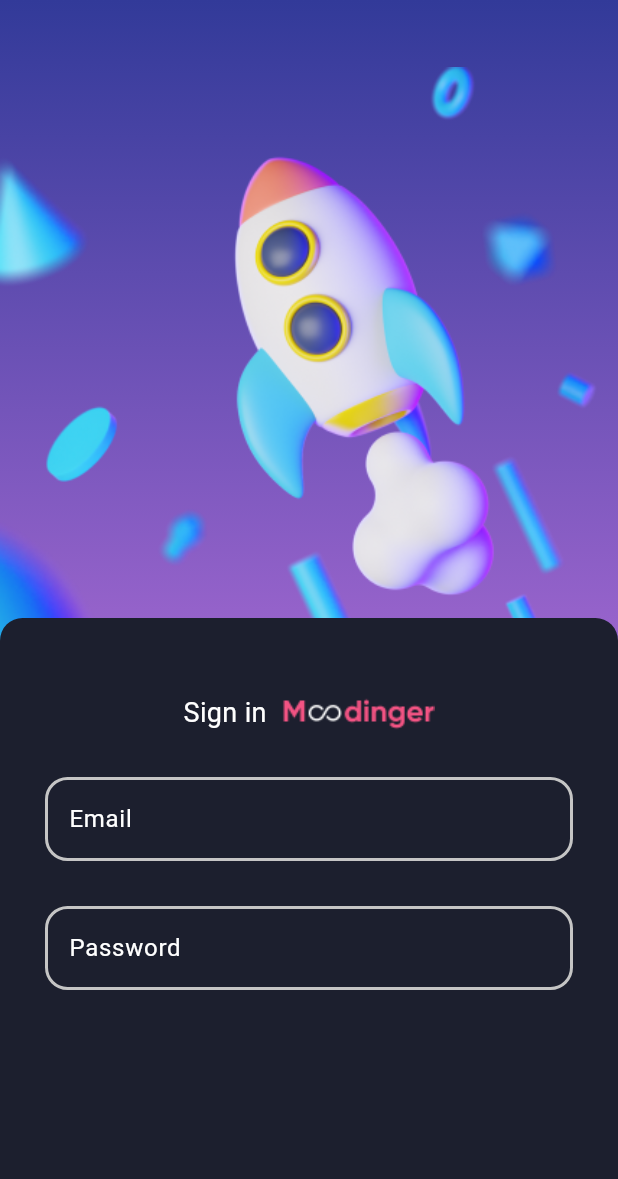
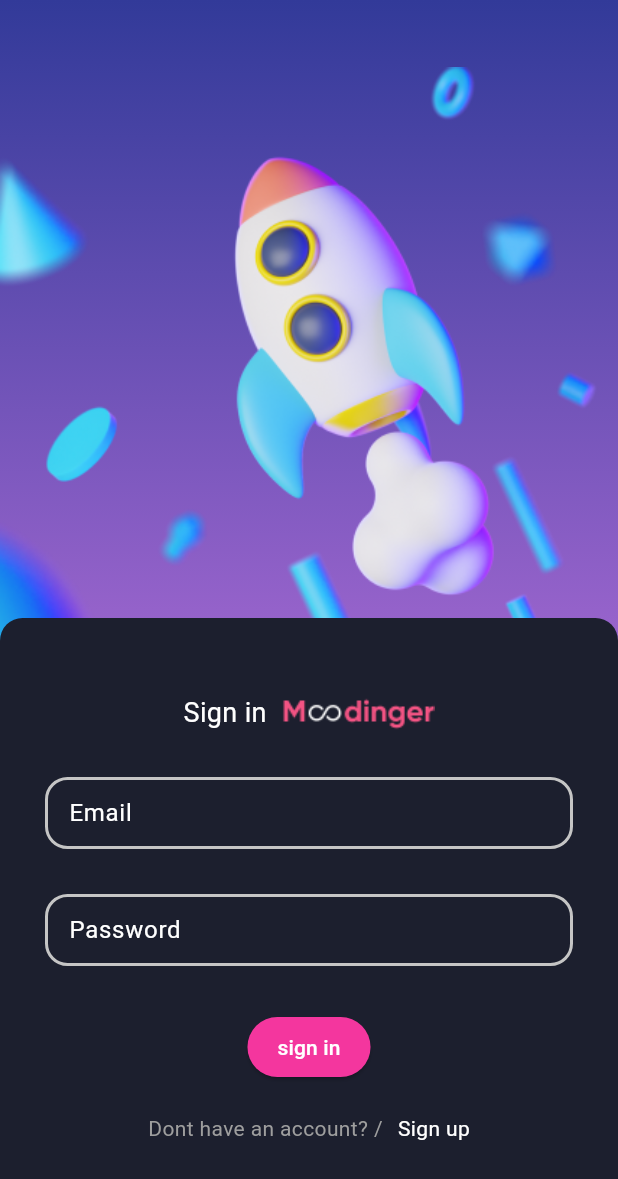
Before and after one commit to ErfAnDev24/instagram, a Flutter app: the Login screen opened directly, on a phone screen of 412 x 824 dp. Shown: the top 1179 px of the screen. Run offline on Flutter 3.47's test engine with Material 3 defaults, Android fonts, the phone set to English and light mode, and no system bars; our stand-ins replace dotted_border; Roboto replaces fonts that are missing (winter).

Commit message:
login page has been completed! and adding add new story and show story

```diff
--- a/lib/main.dart
+++ b/lib/main.dart
@@ -1,5 +1,5 @@
 import 'package:flutter/material.dart';
-import 'package:instagram/screens/SwitchAccount.dart';
+import 'package:instagram/screens/HomeScreen.dart';
 import 'package:instagram/screens/login.dart';
 
 void main() {
@@ -22,6 +22,6 @@
           ),
         ),
         debugShowCheckedModeBanner: false,
-        home: Login());
+        home: HomeScreen());
   }
 }
--- a/lib/screens/login.dart
+++ b/lib/screens/login.dart
@@ -1,7 +1,27 @@
 import 'package:flutter/material.dart';
 
-class Login extends StatelessWidget {
-  const Login({super.key});
+class Login extends StatefulWidget {
+  Login({super.key});
+
+  @override
+  State<Login> createState() => _LoginState();
+}
+
+class _LoginState extends State<Login> {
+  final holderOne = FocusNode();
+  final holderTwo = FocusNode();
+
+  @override
+  void initState() {
+    holderOne.addListener(() {
+      setState(() {});
+    });
+
+    holderTwo.addListener(() {
+      setState(() {});
+    });
+    super.initState();
+  }
 
   @override
   Widget build(BuildContext context) {
@@ -45,72 +65,53 @@
                 topRight: Radius.circular(15),
               ),
             ),
+            child: SingleChildScrollView(
               child: Column(
                 children: [
                   SizedBox(
                     width: double.infinity,
                     height: 50,
                   ),
+                  getTopTextForLoginContext(),
+                  SizedBox(
+                    height: 30,
+                  ),
+                  getEmailTextField(),
+                  SizedBox(
+                    height: 30,
+                  ),
+                  getPasswordTextField(),
+                  SizedBox(
+                    height: 30,
+                  ),
+                  ElevatedButton(
+                    onPressed: () {},
+                    child: Text('sign in'),
+                    style: Theme.of(context).elevatedButtonTheme.style,
+                  ),
+                  SizedBox(height: 20),
                   Row(
                     mainAxisAlignment: MainAxisAlignment.center,
-                    crossAxisAlignment: CrossAxisAlignment.end,
                     children: [
                       Text(
-                        'Sign in',
-                        style: TextStyle(
-                            color: Colors.white,
-                            fontSize: 18,
-                            fontFamily: 'winter'),
+                        'Dont have an account? /',
+                        style:
+                            TextStyle(color: Colors.grey, fontFamily: 'winter'),
                       ),
                       SizedBox(
                         width: 10,
                       ),
-                      Image(
-                        image: AssetImage('images/minilogo.png'),
-                      ),
+                      Text(
+                        'Sign up',
+                        style: TextStyle(
+                            color: Colors.white, fontFamily: 'winter'),
+                      )
                     ],
-                  ),
-                  SizedBox(
-                    height: 30,
-                  ),
-                  Padding(
-                    padding: EdgeInsets.symmetric(horizontal: 30),
-                    child: TextField(
-                      decoration: InputDecoration(
-                        labelText: 'Email',
-                        labelStyle: TextStyle(color: Colors.white),
-                        hintStyle: TextStyle(color: Colors.white),
-                        enabledBorder: OutlineInputBorder(
-                          borderRadius: BorderRadius.circular(15),
-                          borderSide: BorderSide(
-                            color: Color(0xffC5C5C5),
-                            width: 2,
+                  )
+                ],
               ),
             ),
           ),
-                    ),
-                  ),
-                  SizedBox(
-                    height: 30,
-                  ),
-                  Padding(
-                    padding: EdgeInsets.symmetric(horizontal: 30),
-                    child: TextField(
-                      decoration: InputDecoration(
-                        labelText: 'Password',
-                        labelStyle: TextStyle(color: Colors.white),
-                        enabledBorder: OutlineInputBorder(
-                          borderRadius: BorderRadius.circular(15),
-                          borderSide: BorderSide(
-                            color: Color(0xffC5C5C5),
-                            width: 2,
-                          ),
-                        ),
-                      ),
-                    ),
-                  ),
-                ],
-              )),
         ),
       ],
     );
@@ -130,4 +131,91 @@
       ],
     );
   }
+
+  Widget getTopTextForLoginContext() {
+    return Row(
+      mainAxisAlignment: MainAxisAlignment.center,
+      crossAxisAlignment: CrossAxisAlignment.end,
+      children: [
+        Text(
+          'Sign in',
+          style: TextStyle(
+              color: Colors.white, fontSize: 18, fontFamily: 'winter'),
+        ),
+        SizedBox(
+          width: 10,
+        ),
+        Image(
+          image: AssetImage('images/minilogo.png'),
+        ),
+      ],
+    );
   }
+
+  Widget getEmailTextField() {
+    return Padding(
+      padding: EdgeInsets.symmetric(horizontal: 30),
+      child: TextField(
+        focusNode: holderOne,
+        style: TextStyle(
+          color: Color(0xffF35383),
+        ),
+        decoration: InputDecoration(
+          contentPadding: EdgeInsets.symmetric(horizontal: 12),
+          labelText: 'Email',
+          labelStyle: TextStyle(
+              color: holderOne.hasFocus ? Color(0xffF35383) : Colors.white),
+          focusedBorder: OutlineInputBorder(
+            borderRadius: BorderRadius.circular(15),
+            borderSide: BorderSide(color: Color(0xffF35383), width: 2),
+          ),
+          enabledBorder: OutlineInputBorder(
+            borderRadius: BorderRadius.circular(15),
+            borderSide: BorderSide(
+              color: Color(0xffC5C5C5),
+              width: 2,
+            ),
+          ),
+        ),
+        cursorColor: Color(0xffF35383),
+      ),
+    );
+  }
+
+  Widget getPasswordTextField() {
+    return Padding(
+      padding: EdgeInsets.symmetric(horizontal: 30),
+      child: TextField(
+        focusNode: holderTwo,
+        style: TextStyle(
+          color: Color(0xffF35383),
+        ),
+        decoration: InputDecoration(
+          contentPadding: EdgeInsets.symmetric(horizontal: 12),
+          labelText: 'Password',
+          labelStyle: TextStyle(
+            color: holderTwo.hasFocus ? Color(0xffF35383) : Colors.white,
+          ),
+          focusedBorder: OutlineInputBorder(
+            borderRadius: BorderRadius.circular(15),
+            borderSide: BorderSide(color: Color(0xffF35383), width: 2),
+          ),
+          enabledBorder: OutlineInputBorder(
+            borderRadius: BorderRadius.circular(15),
+            borderSide: BorderSide(
+              color: Color(0xffC5C5C5),
+              width: 2,
+            ),
+          ),
+        ),
+        cursorColor: Color(0xffF35383),
+      ),
+    );
+  }
+
+  @override
+  void dispose() {
+    holderOne.dispose();
+    super.dispose();
+  }
+}
--- a/pubspec.yaml
+++ b/pubspec.yaml
@@ -35,6 +35,7 @@
   # The following adds the Cupertino Icons font to your application.
   # Use with the CupertinoIcons class for iOS style icons.
   cupertino_icons: ^1.0.2
+  dotted_border: ^2.1.0
 
 dev_dependencies:
   flutter_test:
```
Also changed, not shown: lib/screens/HomeScreen.dart (added, +67 -0 lines), images/add.png (added), pubspec.lock. Lines whose indentation alone changed are shown as unchanged.
